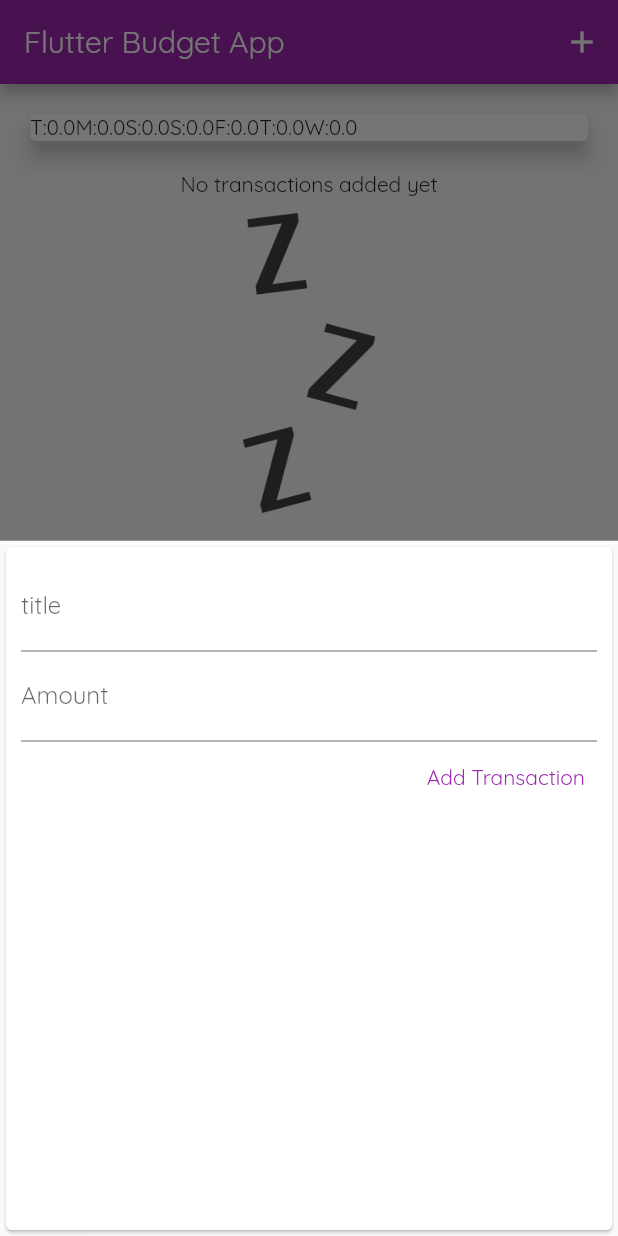
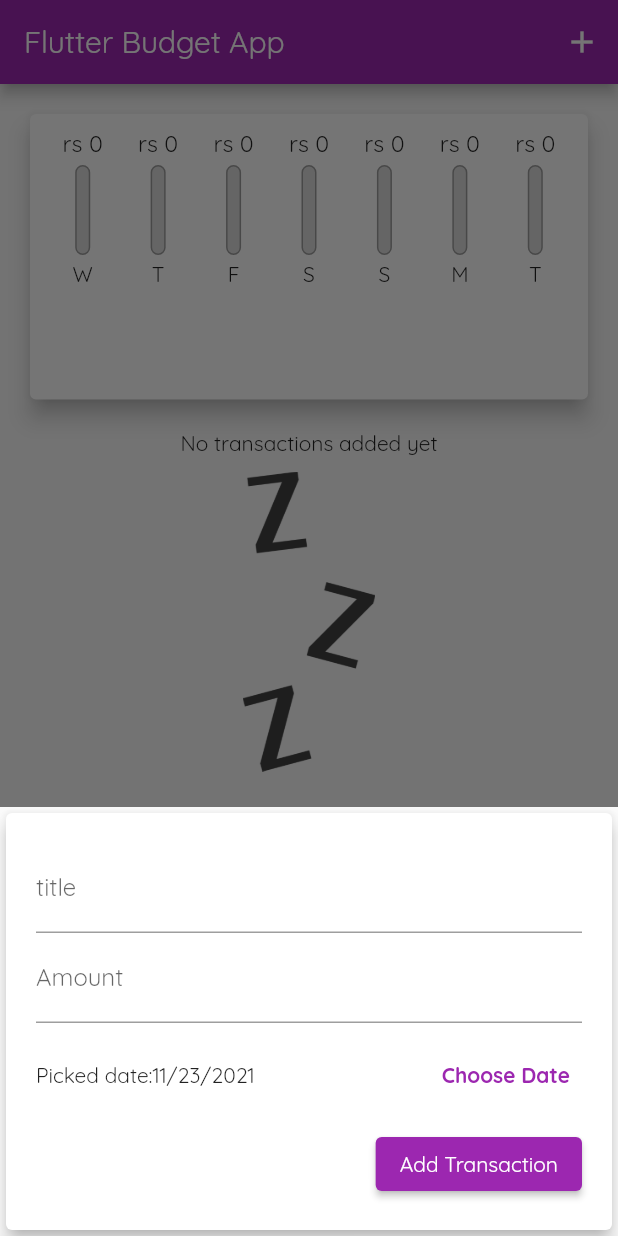
Before and after one commit to SaivigneshAdepu20/Budget_Tracker, a Flutter app: the screen it shows after launch, after a tap on the "add" icon, on a phone screen of 412 x 824 dp. Run offline on Flutter 3.47's test engine with Material 2 defaults, Android fonts, the phone set to English and light mode, and no system bars.

Commit message:
completed app

```diff
--- a/lib/main.dart
+++ b/lib/main.dart
@@ -55,15 +55,22 @@ class _HomePageState extends State<HomePage> {
     }).toList();
   }
 
-  void _addNewTransaction(String txTitle, double txAmount) {
+  void _addNewTransaction(
+      String txTitle, double txAmount, DateTime chosenDate) {
     final newTx = Transaction(
       title: txTitle,
       amount: txAmount,
-      date: DateTime.now(),
+      date: chosenDate,
       id: DateTime.now().toString(),
     );
     setState(() {
       _userTransactions.add(newTx);
+    });
+  }
+
+  void _deleteTransaction(String id) {
+    setState(() {
+      _userTransactions.removeWhere((tx) => tx.id == id);
     });
   }
 
@@ -82,29 +89,42 @@ class _HomePageState extends State<HomePage> {
 
   @override
   Widget build(BuildContext context) {
-    return Scaffold(
-      appBar: AppBar(
+    final appBar = AppBar(
       title: const Text(
         'Flutter Budget App',
       ),
       actions: [
         IconButton(
             onPressed: () => _startAddNewTransaction(context),
-              icon: Icon(Icons.add))
+            icon: const Icon(Icons.add))
       ],
-      ),
+    );
+    return Scaffold(
+      appBar: appBar,
       body: Column(
         children: [
-          Chart(
+          Container(
+            height: (MediaQuery.of(context).size.height -
+                    appBar.preferredSize.height -
+                    MediaQuery.of(context).padding.top) *
+                0.3,
+            child: Chart(
               recentTransactions: _recentTransactions,
             ),
-          TransactionList(_userTransactions),
+          ),
+          Container(
+            height: (MediaQuery.of(context).size.height -
+                    appBar.preferredSize.height -
+                    MediaQuery.of(context).padding.top) *
+                0.7,
+            child: TransactionList(_userTransactions, _deleteTransaction),
+          ),
         ],
       ),
       floatingActionButtonLocation: FloatingActionButtonLocation.centerFloat,
       floatingActionButton: FloatingActionButton(
         onPressed: () => _startAddNewTransaction(context),
-        child: Icon(Icons.add),
+        child: const Icon(Icons.add),
       ),
     );
   }
--- a/lib/widgets/chart.dart
+++ b/lib/widgets/chart.dart
@@ -1,4 +1,5 @@
 import 'package:budget_tracker/models/transaction.dart';
+import 'package:budget_tracker/widgets/chart_bar.dart';
 import 'package:flutter/material.dart';
 import 'package:intl/intl.dart';
 
@@ -23,6 +24,12 @@ class Chart extends StatelessWidget {
         'day': DateFormat.E().format(weekDay).substring(0, 1),
         'amount': totalSum
       };
+    }).reversed.toList();
+  }
+
+  double get totalSpending {
+    return groupedTransactionValues.fold(0.0, (sum, item) {
+      return sum + (item['amount'] as double);
     });
   }
 
@@ -30,11 +37,26 @@ class Chart extends StatelessWidget {
   Widget build(BuildContext context) {
     return Card(
       elevation: 6,
-      margin: EdgeInsets.all(20),
-      child: Row(
-        children: groupedTransactionValues.map((data) {
-          return Text('${data['day']}:${data['amount']}');
-        }).toList(),
+      margin: const EdgeInsets.all(20),
+      child: Padding(
+        padding: const EdgeInsets.all(10),
+        child: Row(
+          mainAxisAlignment: MainAxisAlignment.spaceEvenly,
+          children: groupedTransactionValues.map((data) {
+            return Flexible(
+              // flex:1,
+              fit: FlexFit.tight,
+              child: ChartBar(
+                label: data['day'].toString(),
+                spendingAmount: (data['amount'] as double),
+                spendingPctOfTotal: totalSpending == 0.0
+                    ? 0.0
+                    : (data['amount'] as double) / totalSpending,
+              ),
+            );
+            // Text('${data['day']}:${data['amount']}');
+          }).toList(),
+        ),
       ),
     );
   }
--- a/lib/widgets/chart_bar.dart
+++ b/lib/widgets/chart_bar.dart
@@ -1,10 +1,10 @@
 import 'package:flutter/material.dart';
 
-class ChartBat extends StatelessWidget {
+class ChartBar extends StatelessWidget {
   final String label;
   final double spendingAmount;
   final double spendingPctOfTotal;
-  const ChartBat(
+  const ChartBar(
       {Key? key,
       required this.label,
       required this.spendingAmount,
@@ -15,7 +15,10 @@ class ChartBat extends StatelessWidget {
   Widget build(BuildContext context) {
     return Column(
       children: [
-        Text('rs ${spendingAmount.toStringAsFixed(0)}'),
+        Container(
+            height: 20,
+            child: FittedBox(
+                child: Text('rs ${spendingAmount.toStringAsFixed(0)}'))),
         const SizedBox(
           height: 4,
         ),
@@ -30,7 +33,7 @@ class ChartBat extends StatelessWidget {
                     color: Colors.grey,
                     width: 1.0,
                   ),
-                  color:const Color.fromRGBO(220, 220, 220, 1),
+                  color: const Color.fromRGBO(220, 220, 220, 1),
                   borderRadius: BorderRadius.circular(10),
                 ),
               ),
--- a/lib/widgets/new_transaction.dart
+++ b/lib/widgets/new_transaction.dart
@@ -1,4 +1,5 @@
 import 'package:flutter/material.dart';
+import 'package:intl/intl.dart';
 
 class NewTransaction extends StatefulWidget {
   final Function addTx;
@@ -10,28 +11,58 @@ class NewTransaction extends StatefulWidget {
 }
 
 class _NewTransactionState extends State<NewTransaction> {
-  final titleController = TextEditingController();
+  final _titleController = TextEditingController();
+  DateTime _selectedDate = DateTime.now();
 
-  final amountController = TextEditingController();
+  final _amountController = TextEditingController();
 
-  void submitData() {
-    final enteredTitle = titleController.text;
-    final enteredAmount = double.parse(amountController.text);
-    if (enteredTitle.isEmpty || enteredAmount <= 0) {
+  void _submitData() {
+    if (_amountController.text.isEmpty) {
+      return;
+    }
+    final enteredTitle = _titleController.text;
+    final enteredAmount = double.parse(_amountController.text);
+    if (enteredTitle.isEmpty || enteredAmount <= 0 || _selectedDate == null) {
       return;
     }
     widget.addTx(
       enteredTitle,
       enteredAmount,
+      _selectedDate,
     );
     Navigator.of(context).pop();
   }
 
+  void _presentdatePicker() {
+    showDatePicker(
+            context: context,
+            initialDate: DateTime.now(),
+            firstDate: DateTime(2021),
+            lastDate: DateTime.now())
+        .then((pickedDate) {
+      if (pickedDate == null) {
+        return;
+      }
+      setState(() {
+        _selectedDate = pickedDate;
+      });
+    });
+  }
+
   @override
   Widget build(BuildContext context) {
-    return Card(
+    return SingleChildScrollView(
+      child: Card(
+        elevation: 5,
         child: Padding(
           padding: const EdgeInsets.all(10.0),
+          child: Container(
+            padding: EdgeInsets.only(
+              top: 10,
+              right: 10,
+              left: 10,
+              bottom: MediaQuery.of(context).viewInsets.bottom + 10,
+            ),
             child: Column(
               crossAxisAlignment: CrossAxisAlignment.end,
               children: [
@@ -39,19 +70,38 @@ class _NewTransactionState extends State<NewTransaction> {
                   decoration: const InputDecoration(
                     labelText: 'title',
                   ),
-              controller: titleController,
-              onSubmitted: (_) => submitData,
+                  controller: _titleController,
+                  onSubmitted: (_) => _submitData,
                 ),
                 TextField(
                   decoration: const InputDecoration(
                     labelText: 'Amount',
                   ),
                   keyboardType: TextInputType.number,
-              controller: amountController,
-              onSubmitted: (_) => submitData(),
+                  controller: _amountController,
+                  onSubmitted: (_) => _submitData(),
+                ),
+                Container(
+                  height: 70,
+                  child: Row(
+                    children: [
+                      Expanded(
+                        child: Text(
+                          _selectedDate == null
+                              ? 'No Date Chosen'
+                              : 'Picked date:${DateFormat.yMd().format(_selectedDate)}',
+                        ),
                       ),
                       TextButton(
-              onPressed: () => submitData(),
+                        onPressed: _presentdatePicker,
+                        child: const Text('Choose Date',
+                            style: TextStyle(fontWeight: FontWeight.bold)),
+                      )
+                    ],
+                  ),
+                ),
+                ElevatedButton(
+                  onPressed: () => _submitData(),
                   child: const Text(
                     'Add Transaction',
                   ),
@@ -59,6 +109,8 @@ class _NewTransactionState extends State<NewTransaction> {
               ],
             ),
           ),
+        ),
+      ),
     );
   }
 }
```
Also changed, not shown: lib/widgets/transaction_list.dart (+23 -35 lines). Lines whose indentation alone changed are shown as unchanged.
